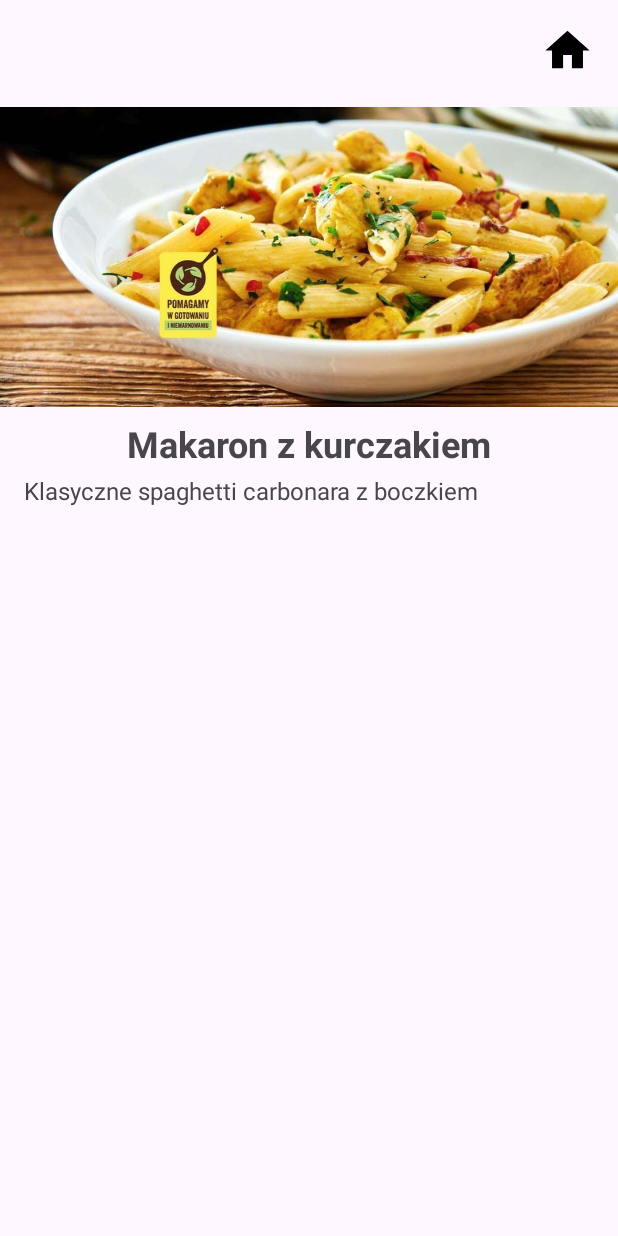
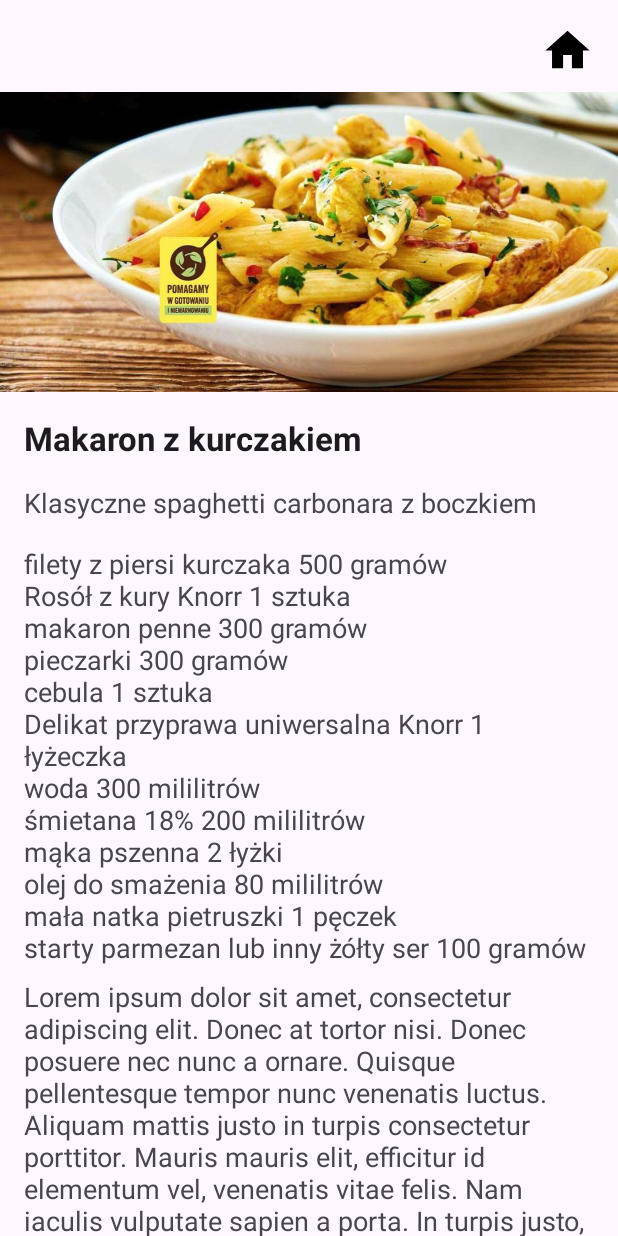
Before and after one commit to rutkowsm/bmi_calculator, an Android app: the RecipeActivity screen opened directly, with no data from a screen before it, after a tap on "Makaron z kurczakiem", on a phone screen of 412 x 824 dp. Run offline under Robolectric (Android 15) with nearby library versions, the phone set to English and light mode, and no system bars.

Commit message:
Recipe details + ingredients as lists

```diff
--- a/app/src/main/java/com/example/bmi_calculator/Recipe.java
+++ b/app/src/main/java/com/example/bmi_calculator/Recipe.java
@@ -1,18 +1,27 @@
 package com.example.bmi_calculator;
+
+import java.util.List;
 
 public class Recipe {
     private String name;
     private String description;
     private int imageResourceId;
+    private List<String> ingredients;
+    private String steps;
 
-    public Recipe(String name, String description, int imageResourceId) {
+    // Zaktualizowany konstruktor
+    public Recipe(String name, String description, int imageResourceId, List<String> ingredients, String steps) {
         this.name = name;
         this.description = description;
         this.imageResourceId = imageResourceId;
+        this.ingredients = ingredients;
+        this.steps = steps;
     }
 
     // Getters
     public String getName() { return name; }
     public String getDescription() { return description; }
     public int getImageResourceId() { return imageResourceId; }
+    public List<String> getIngredients() { return ingredients; } // Nowy getter
+    public String getSteps() { return steps; } // Nowy getter
 }
--- a/app/src/main/java/com/example/bmi_calculator/RecipeActivity.java
+++ b/app/src/main/java/com/example/bmi_calculator/RecipeActivity.java
@@ -2,10 +2,13 @@ package com.example.bmi_calculator;
 
 import android.content.Intent;
 import android.os.Bundle;
+import android.widget.ImageView;
+
 import androidx.appcompat.app.AppCompatActivity;
 import androidx.recyclerview.widget.LinearLayoutManager;
 import androidx.recyclerview.widget.RecyclerView;
 import java.util.ArrayList;
+import java.util.Arrays;
 import java.util.List;
 
 public class RecipeActivity extends AppCompatActivity {
@@ -24,9 +27,53 @@ public class RecipeActivity extends AppCompatActivity {
 
         // Inicjalizacja listy przepisów
         recipesList = new ArrayList<>();
-        recipesList.add(new Recipe("Kurczak curry", "Pyszny kurczak curry z ryżem", R.drawable.kurczak));
-        recipesList.add(new Recipe("Makaron z kurczakiem", "Klasyczne spaghetti carbonara z boczkiem", R.drawable.makaron));
-        recipesList.add(new Recipe("Pulpety w sosie pomidorowym", "Śródziemnomorskie pulpety z indyka w lekkim sosie", R.drawable.pulpety));
+        String genericSteps = "Lorem ipsum dolor sit amet, consectetur adipiscing elit. Donec at tortor nisi. Donec posuere nec nunc a ornare. Quisque pellentesque tempor nunc venenatis luctus. Aliquam mattis justo in turpis consectetur porttitor. Mauris mauris elit, efficitur id elementum vel, venenatis vitae felis. Nam iaculis vulputate sapien a porta. In turpis justo, auctor vel consectetur ut, lobortis nec est. Nunc dictum varius urna hendrerit fringilla. Aenean molestie eget metus id commodo.";
+
+        List<String> kurczakIngredients = Arrays.asList(
+                "600 g filetu z kurczaka",
+                "2 łyżeczki przyprawy curry",
+                "po 1/2 łyżeczki słodkiej papryki i kurkumy",
+                "2 łyżki oliwy",
+                "1/2 mniejszej cebuli",
+                "1 mała marchewka",
+                "1/2 papryki",
+                "2 ząbki czosnku",
+                "2 cm imbiru",
+                "1 łyżka mąki",
+                "150 ml bulionu (np. z kostki BIO)",
+                "150 ml śmietanki 18% do zup i sosów lub mleka kokosowego"
+        );
+        List<String> makaronIngredients = Arrays.asList(
+                "filety z piersi kurczaka 500 gramów",
+                "Rosół z kury Knorr 1 sztuka",
+                "makaron penne 300 gramów",
+                "pieczarki 300 gramów",
+                "cebula 1 sztuka",
+                "Delikat przyprawa uniwersalna Knorr 1 łyżeczka",
+                "woda 300 mililitrów",
+                "śmietana 18% 200 mililitrów",
+                "mąka pszenna 2 łyżki",
+                "olej do smażenia 80 mililitrów",
+                "mała natka pietruszki 1 pęczek",
+                "starty parmezan lub inny żółty ser 100 gramów"
+        );
+        List<String> pulpetyIngredients = Arrays.asList(
+                "500 g mielonego mięsa (z indyka, cielęcego lub wieprzowego np. z szynki)",
+                "1 cebula",
+                "2 ząbki czosnku",
+                "1 łyżeczka suszonego oregano",
+                "1/2 łyżeczki papryki w proszku",
+                "3 łyżki bułki tartej lub ugotowanej kaszy jaglanej",
+                "1 jajko",
+                "1 łyżka sosu sojowego (opcjonalnie)",
+                "125 ml bulionu drobiowego lub rosołu",
+                "oliwa, masło do smażenia",
+                "350 ml przecieru pomidorowego, passaty z butelki lub kartonu"
+        );
+
+        recipesList.add(new Recipe("Kurczak curry", "Pyszny kurczak curry z ryżem", R.drawable.kurczak, kurczakIngredients, genericSteps));
+        recipesList.add(new Recipe("Makaron z kurczakiem", "Klasyczne spaghetti carbonara z boczkiem", R.drawable.makaron, makaronIngredients, genericSteps));
+        recipesList.add(new Recipe("Pulpety w sosie pomidorowym", "Śródziemnomorskie pulpety z indyka w lekkim sosie", R.drawable.pulpety, pulpetyIngredients, genericSteps));
 
         adapter = new RecipeAdapter(this, recipesList, position -> {
             Recipe clickedRecipe = recipesList.get(position);
@@ -35,8 +82,16 @@ public class RecipeActivity extends AppCompatActivity {
             intent.putExtra("recipeName", clickedRecipe.getName());
             intent.putExtra("recipeDescription", clickedRecipe.getDescription());
             intent.putExtra("recipeImageId", clickedRecipe.getImageResourceId());
+            intent.putStringArrayListExtra("recipeIngredients", new ArrayList<>(clickedRecipe.getIngredients())); // Przekazanie listy składników
+            intent.putExtra("recipeSteps", clickedRecipe.getSteps());
             startActivity(intent);
         });
         recyclerView.setAdapter(adapter);
+
+        ImageView homeImg = findViewById(R.id.homeImg);
+        homeImg.setOnClickListener(v -> {
+            Intent intent = new Intent(RecipeActivity.this, SplashScreenActivity.class);
+            startActivity(intent);
+        });
     }
 }
--- a/app/src/main/java/com/example/bmi_calculator/RecipeAdapter.java
+++ b/app/src/main/java/com/example/bmi_calculator/RecipeAdapter.java
@@ -29,7 +29,7 @@ public class RecipeAdapter extends RecyclerView.Adapter<RecipeAdapter.RecipeView
     @Override
     public void onBindViewHolder(RecipeViewHolder holder, int position) {
         Recipe recipe = recipes.get(position);
-        holder.textViewCountryName.setText(recipe.getName());
+        holder.textViewDishName.setText(recipe.getName());
         holder.textViewDetail.setText(recipe.getDescription());
         holder.imageView.setImageResource(recipe.getImageResourceId());
     }
@@ -41,13 +41,13 @@ public class RecipeAdapter extends RecyclerView.Adapter<RecipeAdapter.RecipeView
 
     // Definicja klasy ViewHolder
     public class RecipeViewHolder extends RecyclerView.ViewHolder implements View.OnClickListener {
-        public TextView textViewCountryName, textViewDetail;
+        public TextView textViewDishName, textViewDetail;
         public ImageView imageView;
         OnRecipeListener onRecipeListener;
 
         public RecipeViewHolder(View itemView, OnRecipeListener onRecipeListener) {
             super(itemView);
-            textViewCountryName = itemView.findViewById(R.id.textViewCountryName);
+            textViewDishName = itemView.findViewById(R.id.textViewDishName);
             textViewDetail = itemView.findViewById(R.id.textViewDetail);
             imageView = itemView.findViewById(R.id.imageView);
             this.onRecipeListener = onRecipeListener;
--- a/app/src/main/java/com/example/bmi_calculator/RecipeDetailActivity.java
+++ b/app/src/main/java/com/example/bmi_calculator/RecipeDetailActivity.java
@@ -2,10 +2,13 @@ package com.example.bmi_calculator;
 
 import android.content.Intent;
 import android.os.Bundle;
+import android.text.TextUtils;
 import android.view.View;
 import android.widget.ImageView;
 import android.widget.TextView;
 import androidx.appcompat.app.AppCompatActivity;
+
+import java.util.ArrayList;
 
 
 public class RecipeDetailActivity extends AppCompatActivity {
@@ -15,25 +18,34 @@ public class RecipeDetailActivity extends AppCompatActivity {
         super.onCreate(savedInstanceState);
         setContentView(R.layout.activity_recipe_details);
 
+        // Odbieranie danych przekazanych z intentu
         String recipeName = getIntent().getStringExtra("recipeName");
         String recipeDescription = getIntent().getStringExtra("recipeDescription");
         int recipeImageId = getIntent().getIntExtra("recipeImageId", 0);
+        ArrayList<String> ingredients = getIntent().getStringArrayListExtra("recipeIngredients");
+        String steps = getIntent().getStringExtra("recipeSteps");
 
+        // Sprawdzenie, czy lista składników nie jest null i łączenie składników w jeden ciąg tekstowy
+        String ingredientsText = (ingredients != null) ? TextUtils.join("\n", ingredients) : "Brak składników";
+
+        // Znajdowanie widoków i ustawianie ich wartości
         TextView nameTextView = findViewById(R.id.recipeName);
         TextView descriptionTextView = findViewById(R.id.recipeDescription);
         ImageView recipeImageView = findViewById(R.id.recipeImage);
+        TextView ingredientsTextView = findViewById(R.id.recipeIngredients);
+        TextView stepsTextView = findViewById(R.id.recipeSteps);
+        stepsTextView.setText(steps);
 
         nameTextView.setText(recipeName);
         descriptionTextView.setText(recipeDescription);
         recipeImageView.setImageResource(recipeImageId);
+        ingredientsTextView.setText(ingredientsText);
 
         ImageView homeImg = findViewById(R.id.homeImg);
-        homeImg.setOnClickListener(new View.OnClickListener() {
-            @Override
-            public void onClick(View v) {
-                Intent intent = new Intent(RecipeDetailActivity.this, RecipeActivity.class);
-                startActivity(intent);
-            }
+        homeImg.setOnClickListener(v -> {
+            Intent intent = new Intent(RecipeDetailActivity.this, SplashScreenActivity.class);
+            startActivity(intent);
         });
     }
+
 }
--- a/app/src/main/res/layout/activity_recipe_details.xml
+++ b/app/src/main/res/layout/activity_recipe_details.xml
@@ -20,32 +20,56 @@
         android:id="@+id/recipeImage"
         android:layout_width="match_parent"
         android:layout_height="200dp"
-        android:layout_marginTop="20dp"
+        android:layout_marginTop="10dp"
         android:scaleType="centerCrop"
         app:layout_constraintTop_toBottomOf="@+id/homeImg"
-        app:srcCompat="@drawable/ic_launcher_background"
-        tools:layout_editor_absoluteX="0dp" />
+        app:srcCompat="@drawable/ic_launcher_background" />
 
-    <TextView
-        android:id="@+id/recipeName"
+    <androidx.core.widget.NestedScrollView
         android:layout_width="match_parent"
-        android:layout_height="wrap_content"
-        android:layout_marginTop="8dp"
-        android:text="Nazwa przepisu"
-        android:textAlignment="center"
-        android:textSize="24sp"
-        android:textStyle="bold"
-        app:layout_constraintTop_toBottomOf="@+id/recipeImage" />
+        android:layout_height="0dp"
+        app:layout_constraintTop_toBottomOf="@id/recipeImage"
+        app:layout_constraintBottom_toBottomOf="parent">
 
-    <TextView
-        android:id="@+id/recipeDescription"
-        android:layout_width="match_parent"
-        android:layout_height="wrap_content"
-        android:layout_marginTop="4dp"
-        android:layout_marginStart="16dp"
-        android:layout_marginEnd="16dp"
-        android:text="Opis przepisu"
-        android:textSize="16sp"
-        app:layout_constraintTop_toBottomOf="@+id/recipeName" />
+        <LinearLayout
+            android:layout_width="match_parent"
+            android:layout_height="wrap_content"
+            android:orientation="vertical"
+            android:padding="16dp">
 
+            <TextView
+                android:id="@+id/recipeName"
+                android:layout_width="wrap_content"
+                android:layout_height="wrap_content"
+                android:text="Recipe Title"
+                android:textAppearance="@style/TextAppearance.AppCompat.Large"
+                android:textStyle="bold" />
+
+            <TextView
+                android:id="@+id/recipeDescription"
+                android:layout_width="wrap_content"
+                android:layout_height="wrap_content"
+                android:layout_marginTop="16dp"
+                android:text="Recipe Description"
+                android:textAppearance="@style/TextAppearance.AppCompat.Medium" />
+
+            <TextView
+                android:id="@+id/recipeIngredients"
+                android:layout_width="wrap_content"
+                android:layout_height="wrap_content"
+                android:layout_marginTop="16dp"
+                android:text="Ingredients:\n- Ingredient 1\n- Ingredient 2"
+                android:textAppearance="@style/TextAppearance.AppCompat.Medium" />
+
+            <TextView
+                android:id="@+id/recipeSteps"
+                android:layout_width="wrap_content"
+                android:layout_height="wrap_content"
+                android:text="Preparation Steps..."
+                android:layout_marginTop="8dp"
+                android:textAppearance="@style/TextAppearance.AppCompat.Medium" />
+
+            <!-- Możesz dodać więcej widoków według potrzeb -->
+        </LinearLayout>
+    </androidx.core.widget.NestedScrollView>
 </androidx.constraintlayout.widget.ConstraintLayout>
--- a/app/src/main/res/layout/card_design.xml
+++ b/app/src/main/res/layout/card_design.xml
@@ -29,7 +29,7 @@
             app:layout_constraintBottom_toBottomOf="parent" />
 
         <TextView
-            android:id="@+id/textViewCountryName"
+            android:id="@+id/textViewDishName"
             android:layout_width="0dp"
             android:layout_height="wrap_content"
             android:layout_marginStart="16dp"
@@ -51,9 +51,9 @@
             android:text="Recipe Details"
             android:textColor="#808080"
             android:textSize="16sp"
-            app:layout_constraintStart_toStartOf="@id/textViewCountryName"
-            app:layout_constraintEnd_toEndOf="@id/textViewCountryName"
-            app:layout_constraintTop_toBottomOf="@id/textViewCountryName" />
+            app:layout_constraintStart_toStartOf="@id/textViewDishName"
+            app:layout_constraintEnd_toEndOf="@id/textViewDishName"
+            app:layout_constraintTop_toBottomOf="@id/textViewDishName" />
 
     </androidx.constraintlayout.widget.ConstraintLayout>
 </androidx.cardview.widget.CardView>
```
